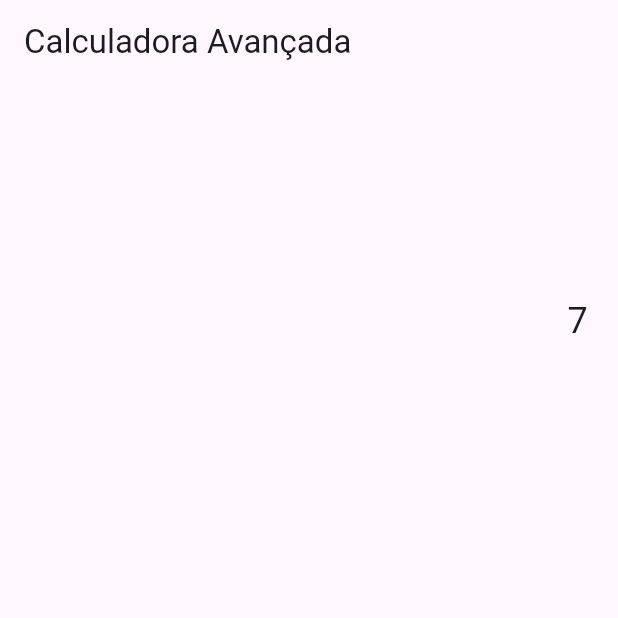
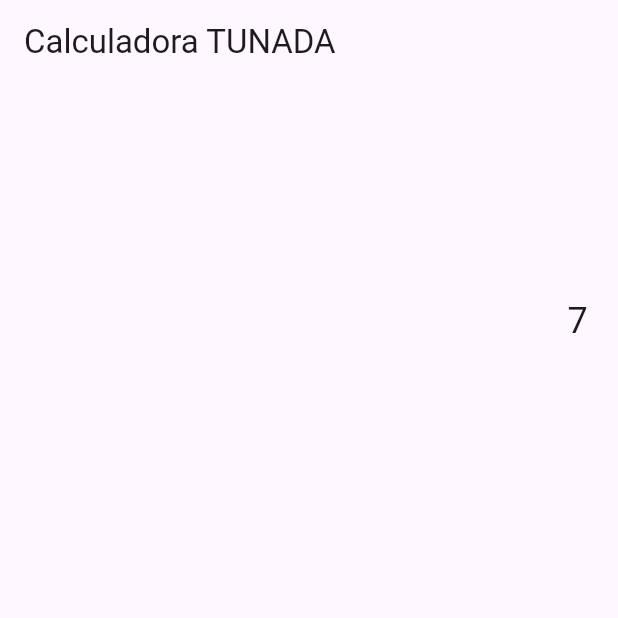
Before and after one commit to OzeiasMoreira/CalculadoraSeminario, a Flutter app: the screen it shows after launch, after a tap on an icon or button, on a phone screen of 412 x 824 dp, the top half of it. Run offline on Flutter 3.47's test engine with Material 3 defaults, Android fonts, the phone set to English and light mode, and no system bars; our stand-ins replace math_expressions.

Commit message:
# feat : t

```diff
--- a/app/lib/main.dart
+++ b/app/lib/main.dart
@@ -67,7 +67,7 @@ class _CalculadoraTelaState extends State<CalculadoraTela> {
   @override
   Widget build(BuildContext context) {
     return Scaffold(
-      appBar: AppBar(title: Text("Calculadora Avançada")),
+      appBar: AppBar(title: Text("Calculadora TUNADA")),
       body: Column(
         children: [
           Expanded(
```
